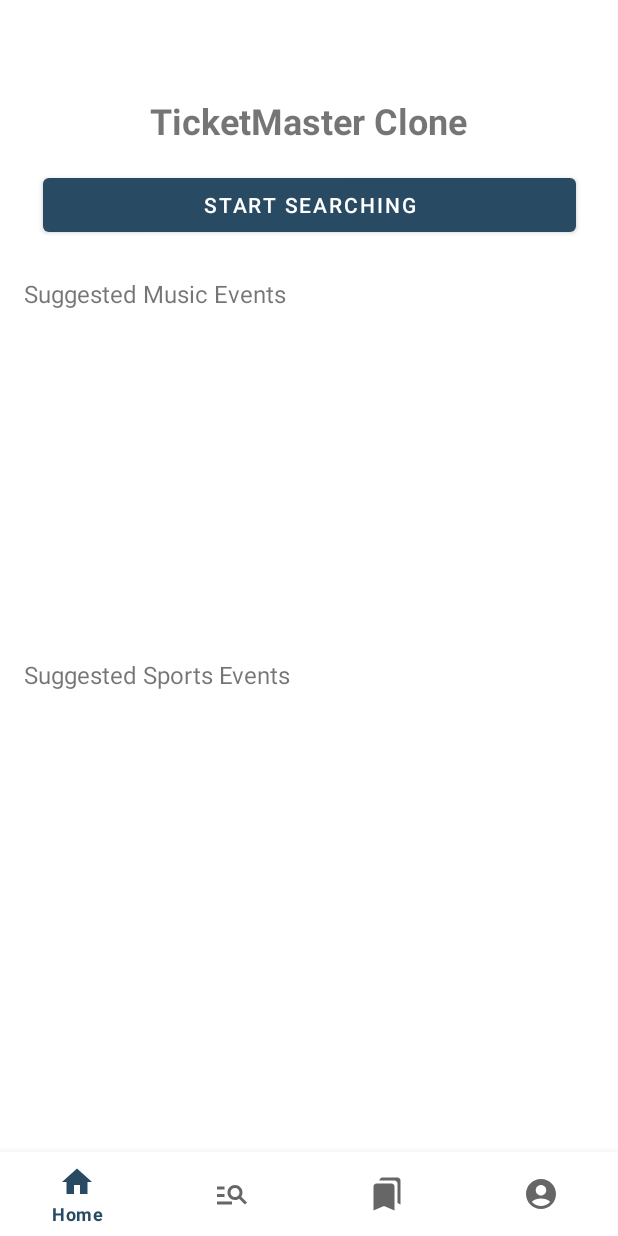
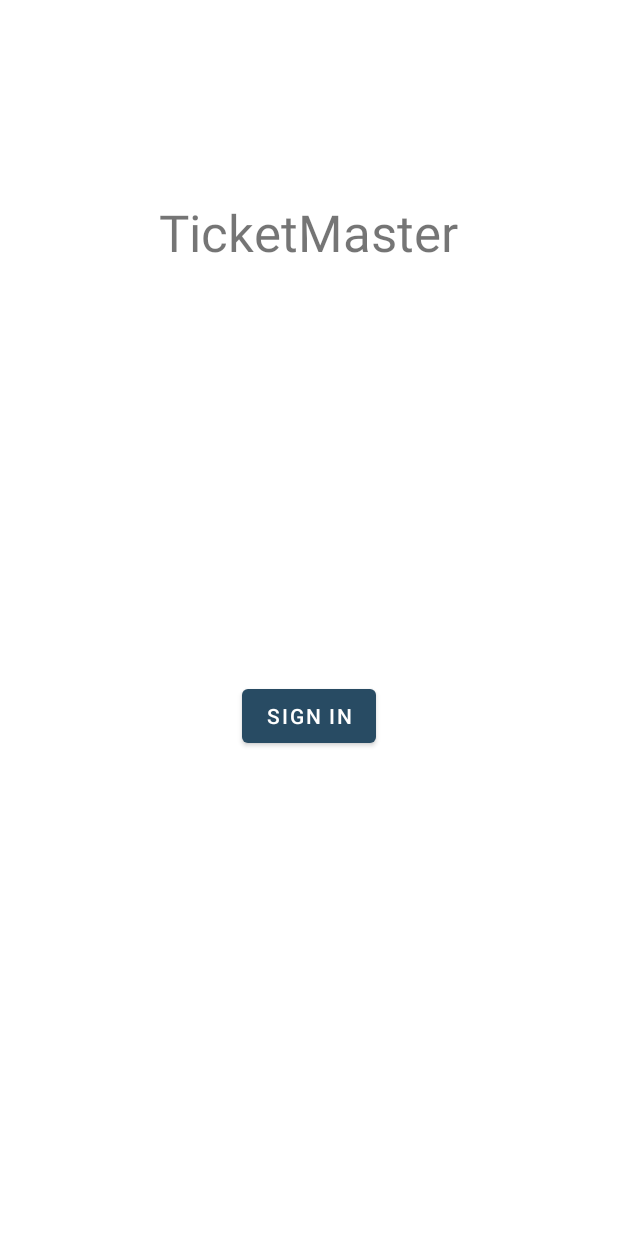
Before and after one commit to cakekxtx/TMClone, an Android app: the screen it shows after launch (MainActivity before the commit, LoginActivity after it), on a phone screen of 412 x 824 dp. Run offline under Robolectric (Android 15) with nearby library versions, the phone set to English and light mode, and no system bars; our stand-ins replace Firebase (no records; nobody signed in at launch, a user with empty details on screens opened directly); libraries missing offline, so code that uses them is left out: com.firebase.ui.

```diff
--- a/app/build.gradle.kts
+++ b/app/build.gradle.kts
@@ -45,6 +45,8 @@ dependencies {
 	//Firebase products
 	implementation("com.google.firebase:firebase-analytics")
 	implementation("com.google.firebase:firebase-firestore-ktx") //Firestore
+	implementation("com.google.firebase:firebase-auth-ktx") //Firebase Authentication
+	implementation("com.firebaseui:firebase-ui-auth:8.0.2") //Firebase Auth UI
 	// GSON
 	implementation("com.google.code.gson:gson:2.12.1")
 	implementation("com.squareup.retrofit2:converter-gson:2.11.0")
@@ -63,6 +65,7 @@ dependencies {
 	implementation(libs.androidx.navigation.ui.ktx)
 	implementation(libs.androidx.legacy.support.v4)
 	implementation(libs.androidx.fragment.ktx)
+	implementation(libs.androidx.activity)
 	testImplementation(libs.junit)
 	androidTestImplementation(libs.androidx.junit)
 	androidTestImplementation(libs.androidx.espresso.core)
--- a/app/src/main/java/com/example/tmclone/EventsAdapter.kt
+++ b/app/src/main/java/com/example/tmclone/EventsAdapter.kt
@@ -28,7 +28,9 @@ class EventsAdapter (private val events: ArrayList<Event>):
 		val eventImage = itemView.findViewById<ImageView>(R.id.eventImage_imageView)
 		val priceRange = itemView.findViewById<TextView>(R.id.priceRange_textView)
 		val getTicketsButton = itemView.findViewById<Button>(R.id.getTickets_button)
+		val bookmarkButton = itemView.findViewById<Button>(R.id.searchBookmarks_button)
 		var ticketurl = ""
+
 
 		init{
 			getTicketsButton.setOnClickListener{
@@ -42,6 +44,10 @@ class EventsAdapter (private val events: ArrayList<Event>):
 					Toast.makeText(context, "No ticket link found", Toast.LENGTH_SHORT).show()
 				}
 
+			}
+
+			bookmarkButton.setOnClickListener {
+				//add to database
 			}
 		}
 	}
--- /dev/null
+++ b/app/src/main/java/com/example/tmclone/LoginActivity.kt
@@ -0,0 +1,99 @@
+package com.example.tmclone
+
+import android.annotation.SuppressLint
+import android.app.Activity
+import android.content.Intent
+import android.os.Bundle
+import android.util.Log
+import android.widget.Button
+import android.widget.Toast
+import androidx.activity.enableEdgeToEdge
+import androidx.activity.result.contract.ActivityResultContracts
+import androidx.appcompat.app.AppCompatActivity
+import com.firebase.ui.auth.AuthUI
+import com.firebase.ui.auth.IdpResponse
+import com.google.firebase.auth.FirebaseAuth
+
+private const val TAG = "LoginActivity"
+class LoginActivity : AppCompatActivity() {
+	@SuppressLint("MissingInflatedId")
+	override fun onCreate(savedInstanceState: Bundle?) {
+		super.onCreate(savedInstanceState)
+		enableEdgeToEdge()
+		setContentView(R.layout.activity_login)
+
+		//instance of current user
+		val currUser = FirebaseAuth.getInstance().currentUser
+
+		//intent for main activity
+		val mainActivityIntent = Intent(this, MainActivity::class.java)
+
+		//if currUser not null, go to main activity
+		if (currUser != null){
+			startActivity(mainActivityIntent)
+			finish()
+		}
+		else{
+			//ActivityResultLauncher to launch sign-in activity
+			val signActivityLauncher = registerForActivityResult(ActivityResultContracts.StartActivityForResult()){result ->
+				if(result.resultCode == Activity.RESULT_OK){
+					//user signed in successfully / new user
+					val user = FirebaseAuth.getInstance().currentUser
+					Log.d(TAG, "current user: $user")
+
+					var toastMsg = ""
+					//if new user
+					if(user?.metadata?.creationTimestamp == user?.metadata?.lastSignInTimestamp){
+						//might have a preferences screen
+						toastMsg = "Welcome!"
+					}
+					//if old user
+					else{
+						toastMsg = "Welcome back!"
+					}
+
+					Toast.makeText(this, toastMsg, Toast.LENGTH_SHORT).show()
+
+					startActivity(mainActivityIntent)
+					finish()
+				}
+				else{
+					//sign in failled
+					val response = IdpResponse.fromResultIntent(result.data)
+					if(response == null){
+						Log.d(TAG, "user has cancelled sign in request")
+					}
+					else{
+						Log.e(TAG, "${response.error?.errorCode}", )
+					}
+				}
+
+
+			}
+
+			//when sign in button is clicked
+			findViewById<Button>(R.id.signin_button).setOnClickListener {
+				//auth providers
+				val providers = arrayListOf(
+					AuthUI.IdpConfig.EmailBuilder().build(),
+					AuthUI.IdpConfig.GoogleBuilder().build()
+				)
+
+				//sign in intent
+				val signInIntent = AuthUI.getInstance()
+					.createSignInIntentBuilder()
+					.setAvailableProviders(providers)
+					.setTosAndPrivacyPolicyUrls("example.com", "example.com")
+					.setLogo(R.drawable.ic_launcher_foreground)
+					.setAlwaysShowSignInMethodScreen(true)
+					.setIsSmartLockEnabled(false)
+					.setTheme(com.firebase.ui.auth.R.style.FirebaseUI)
+					.build()
+
+				signActivityLauncher.launch(signInIntent)
+			}
+		}
+
+
+	}
+}
--- /dev/null
+++ b/app/src/main/res/layout/activity_login.xml
@@ -0,0 +1,31 @@
+<?xml version="1.0" encoding="utf-8"?>
+<androidx.constraintlayout.widget.ConstraintLayout xmlns:android="http://schemas.android.com/apk/res/android"
+    xmlns:app="http://schemas.android.com/apk/res-auto"
+    xmlns:tools="http://schemas.android.com/tools"
+    android:id="@+id/main"
+    android:layout_width="match_parent"
+    android:layout_height="match_parent"
+    tools:context=".LoginActivity">
+
+    <TextView
+        android:id="@+id/title_textView"
+        android:layout_width="wrap_content"
+        android:layout_height="wrap_content"
+        android:layout_marginTop="132dp"
+        android:text="@string/title_ticketMaster"
+        android:textSize="34sp"
+        app:layout_constraintEnd_toEndOf="parent"
+        app:layout_constraintHorizontal_bias="0.497"
+        app:layout_constraintStart_toStartOf="parent"
+        app:layout_constraintTop_toTopOf="parent" />
+
+    <Button
+        android:id="@+id/signin_button"
+        android:layout_width="wrap_content"
+        android:layout_height="wrap_content"
+        android:layout_marginTop="276dp"
+        android:text="@string/text_signin"
+        app:layout_constraintEnd_toEndOf="parent"
+        app:layout_constraintStart_toStartOf="parent"
+        app:layout_constraintTop_toBottomOf="@+id/title_textView" />
+</androidx.constraintlayout.widget.ConstraintLayout>
--- a/app/src/main/res/values/strings.xml
+++ b/app/src/main/res/values/strings.xml
@@ -6,4 +6,6 @@
     <string name="title_search">Search</string>
     <string name="text_tickets">Tickets</string>
     <string name="placeholder_event_name">Event name</string>
+    <string name="title_ticketMaster">TicketMaster</string>
+    <string name="text_signin">Sign in</string>
 </resources>
--- a/gradle/libs.versions.toml
+++ b/gradle/libs.versions.toml
@@ -14,6 +14,7 @@ navigationFragmentKtx = "2.8.9"
 navigationUiKtx = "2.8.9"
 legacySupportV4 = "1.0.0"
 fragmentKtx = "1.5.6"
+activity = "1.10.1"
 
 [libraries]
 androidx-core-ktx = { group = "androidx.core", name = "core-ktx", version.ref = "coreKtx" }
@@ -29,6 +30,7 @@ androidx-navigation-fragment-ktx = { group = "androidx.navigation", name = "navi
 androidx-navigation-ui-ktx = { group = "androidx.navigation", name = "navigation-ui-ktx", version.ref = "navigationUiKtx" }
 androidx-legacy-support-v4 = { group = "androidx.legacy", name = "legacy-support-v4", version.ref = "legacySupportV4" }
 androidx-fragment-ktx = { group = "androidx.fragment", name = "fragment-ktx", version.ref = "fragmentKtx" }
+androidx-activity = { group = "androidx.activity", name = "activity", version.ref = "activity" }
 
 [plugins]
 android-application = { id = "com.android.application", version.ref = "agp" }
```
Also changed, not shown: app/src/main/AndroidManifest.xml (+13 -2 lines), app/src/main/java/com/example/tmclone/ui/bookmarks/BookmarksFragment.kt (+5 -24 lines), app/src/main/res/layout/search_event_layout.xml (+12 -0 lines).
